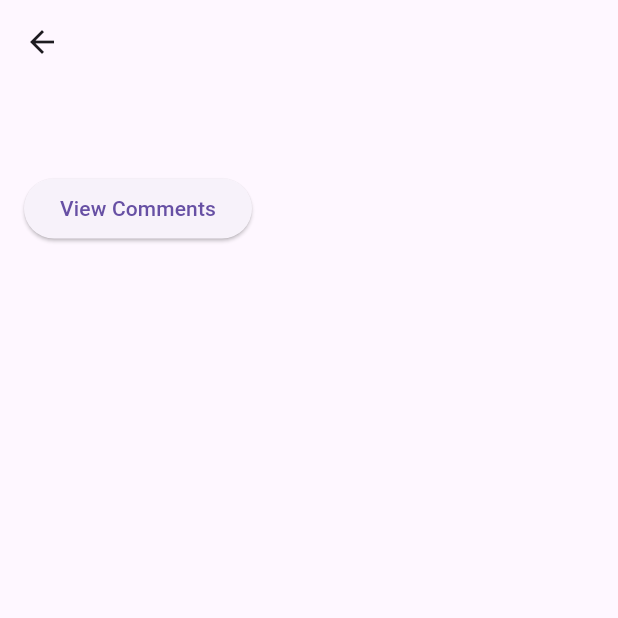
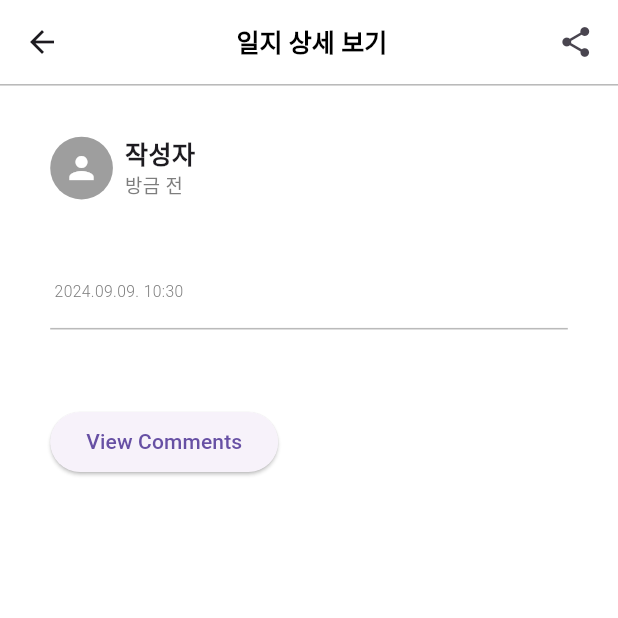
Before and after one commit to 2024yeso/Naholo, a Flutter app: the DiaryWriting screen opened directly, after a tap on "Submit and View Post", on a phone screen of 412 x 824 dp, the top half of it. Run offline on Flutter 3.47's test engine with Material 3 defaults, Android fonts, the phone set to English and light mode, and no system bars; our stand-ins replace fluttertoast, google_sign_in; missing offline and left inert: o3d; accounts and stored records are empty.

Commit message:
feat: add max value limit to SizeScaler and implement DiaryText widget
Added a maximum value constraint to the SizeScaler class to prevent excessive scaling

Implemented layout adjustments in DiaryText widget

```diff
--- a/nahollo_ysj/lib/diary/diary_main.dart
+++ b/nahollo_ysj/lib/diary/diary_main.dart
@@ -250,6 +250,8 @@ class _DiaryMainState extends State<DiaryMain> {
                                     builder: (context) => DiaryText(
                                       postTitle: post.title,
                                       postContent: post.content,
+                                      author: post.author,
+                                      createdAt: post.createdAt,
                                     ),
                                   ),
                                 );
--- a/nahollo_ysj/lib/diary/diary_search.dart
+++ b/nahollo_ysj/lib/diary/diary_search.dart
@@ -3,13 +3,15 @@ import 'package:flutter/material.dart';
 import 'package:flutter_application_1/size_scaler.dart'; // 크기 조절
 
 class DiarySearch extends StatelessWidget {
+  const DiarySearch({super.key});
+
   @override
   Widget build(BuildContext context) {
     return Scaffold(
       appBar: AppBar(
-        title: Text('Search Posts'),
+        title: const Text('Search Posts'),
       ),
-      body: Center(
+      body: const Center(
         child: Text('Search functionality goes here'),
       ),
     );
--- a/nahollo_ysj/lib/diary/diary_text.dart
+++ b/nahollo_ysj/lib/diary/diary_text.dart
@@ -1,30 +1,133 @@
-// diary_text.dart
 import 'package:flutter/material.dart';
+import 'package:intl/intl.dart'; // 날짜 포맷
 import 'diary_comment.dart'; // 나홀로일지 댓글
 import 'package:flutter_application_1/size_scaler.dart'; // 크기 조절
 
 class DiaryText extends StatelessWidget {
   final String postTitle;
-  final String postContent; // 글의 내용을 받기 위한 필드
+  final String postContent;
+  final String author; // 작성자 이름
+  final DateTime createdAt; // 작성 시간
 
-  // 생성자에서 글 제목과 내용을 전달받습니다.
-  DiaryText({required this.postTitle, required this.postContent});
+  // 생성자에서 글 제목, 내용, 작성자 이름, 작성 시간을 전달받습니다.
+  DiaryText({
+    required this.postTitle,
+    required this.postContent,
+    required this.author,
+    required this.createdAt,
+  });
 
   @override
   Widget build(BuildContext context) {
     return Scaffold(
-      appBar: AppBar(
-        title: Text(postTitle),
+      backgroundColor: Colors.white,
+      body: Column(
+        children: [
+          AppBar(
+            backgroundColor: Colors.white,
+            title: Center(
+              child: Text('일지 상세 보기',
+                  style: TextStyle(
+                    fontSize: SizeScaler.scaleSize(context, 8.0),
+                    fontWeight: FontWeight.bold,
+                    color: Colors.black,
+                  )),
             ),
-      body: Padding(
-        padding: const EdgeInsets.all(16.0),
+            actions: [
+              Row(
+                children: [
+                  // 공유 버튼
+                  IconButton(
+                    icon: const Icon(Icons.share),
+                    onPressed: () {
+                      // 공유 기능 추가
+                      // 이곳에 공유 기능 관련 코드를 추가해야 합니다.
+                    },
+                  ),
+                  SizedBox(
+                      width: SizeScaler.scaleSize(context, 2.0)), // 버튼 사이의 여백
+                ],
+              ),
+            ],
+          ),
+          Container(
+            color: const Color(0xFFBABABA), // 타이틀 회색 구분선 색상
+            height: SizeScaler.scaleSize(context, 0.5), // 구분선 두께
+          ),
+          Padding(
+            padding: EdgeInsets.all(SizeScaler.scaleSize(context, 16)),
             child: Column(
               crossAxisAlignment: CrossAxisAlignment.start,
               children: [
+                // 작성자 프로필 사진, 이름, 작성 시간 표시
+                Row(
+                  children: [
+                    CircleAvatar(
+                      radius: SizeScaler.scaleSize(context, 10.0),
+                      backgroundColor: Colors.grey,
+                      child: Icon(Icons.person, color: Colors.white),
+                    ),
+                    SizedBox(width: 8.0),
+                    Expanded(
+                      child: Column(
+                        crossAxisAlignment: CrossAxisAlignment.start,
+                        children: [
+                          Text(
+                            author, // 작성자 이름
+                            style: TextStyle(
+                                fontSize: SizeScaler.scaleSize(context, 8.0),
+                                fontWeight: FontWeight.w600),
+                          ),
+                          Text(
+                            _formatDateTimeRelative(createdAt), // 작성 시간 (상대적)
+                            style: TextStyle(
+                                fontSize: SizeScaler.scaleSize(context, 6.0),
+                                fontWeight: FontWeight.w300,
+                                color: const Color(0xFF7E7E7E)),
+                          ),
+                        ],
+                      ),
+                    ),
+                  ],
+                ),
+                SizedBox(height: 16.0),
+                Column(
+                  crossAxisAlignment: CrossAxisAlignment.start,
+                  children: [
+                    Text(
+                      postTitle, // 글 제목
+                      style: TextStyle(
+                          fontSize: SizeScaler.scaleSize(context, 10),
+                          fontWeight: FontWeight.w400),
+                    ),
+                    SizedBox(height: SizeScaler.scaleSize(context, 4)),
+                    Text(
+                      _formatDateTimeAbsolute(createdAt), // 작성 시간 (yyyy.MM.dd. HH:mm 형식)
+                      style: TextStyle(
+                          fontSize: SizeScaler.scaleSize(context, 5),
+                          fontWeight: FontWeight.w300,
+                          color: const Color(0xFF7E7E7E)),
+                    ),
+                  ],
+                ),
+                SizedBox(height: SizeScaler.scaleSize(context, SizeScaler.scaleSize(context, 8, 8))),
+                Row(
+                  children: [
+                    Expanded(
+                      child: Container(
+                         color: const Color(0xFFBABABA), // 타이틀 회색 구분선 색상
+                         height: SizeScaler.scaleSize(context, 0.5), // 구분선 두께
+                      ),
+                    ),
+                  ],
+                ),
+                SizedBox(height: 10),
                 // 글 내용 표시
                 Text(
                   postContent,
-              style: TextStyle(fontSize: 16),
+                  style: TextStyle(
+                      fontSize: SizeScaler.scaleSize(context, 7),
+                      fontWeight: FontWeight.w300),
                 ),
                 SizedBox(height: 20),
                 // 댓글 버튼
@@ -33,7 +136,8 @@ class DiaryText extends StatelessWidget {
                     Navigator.push(
                       context,
                       MaterialPageRoute(
-                    builder: (context) => DiaryComment(postTitle: postTitle),
+                        builder: (context) =>
+                            DiaryComment(postTitle: postTitle),
                       ),
                     );
                   },
@@ -42,6 +146,32 @@ class DiaryText extends StatelessWidget {
               ],
             ),
           ),
+        ],
+      ),
     );
   }
+
+  // 상대적 시간 포맷팅 함수
+  String _formatDateTimeRelative(DateTime dateTime) {
+    final now = DateTime.now();
+    final difference = now.difference(dateTime);
+
+    if (difference.inDays >= 1) {
+      // 24시간 이상 경과 시 yyyy.MM.dd 포맷으로 표시
+      return DateFormat('yyyy.MM.dd').format(dateTime);
+    } else if (difference.inHours >= 1) {
+      // 1시간 이상 경과 시 몇 시간 전으로 표시
+      return '${difference.inHours}시간 전';
+    } else if (difference.inMinutes >= 1) {
+      // 1분 이상 경과 시 몇 분 전으로 표시
+      return '${difference.inMinutes}분 전';
+    } else {
+      return '방금 전';
     }
+  }
+
+  // 절대적 시간 포맷팅 함수 (yyyy.MM.dd. HH:mm 형식)
+  String _formatDateTimeAbsolute(DateTime dateTime) {
+    return DateFormat(' yyyy.MM.dd. HH:mm').format(dateTime);
+  }
+}
--- a/nahollo_ysj/lib/diary/diary_writing.dart
+++ b/nahollo_ysj/lib/diary/diary_writing.dart
@@ -55,6 +55,8 @@ class _DiaryWritingState extends State<DiaryWriting> {
                     builder: (context) => DiaryText(
                       postTitle: _titleController.text,
                       postContent: _contentController.text,
+                      author: '작성자', // 작성자를 고정값으로 설정
+                      createdAt: DateTime.now(), // 현재 시간을 작성 시간으로 설정
                     ),
                   ),
                 );
@@ -67,3 +69,5 @@ class _DiaryWritingState extends State<DiaryWriting> {
     );
   }
 }
+
+// 글 작성 후 서버로 전송하는 코드 추가
--- a/nahollo_ysj/lib/size_scaler.dart
+++ b/nahollo_ysj/lib/size_scaler.dart
@@ -1,11 +1,18 @@
+// size_scaler.dart
 import 'package:flutter/material.dart';
 
 class SizeScaler {
-  static double scaleSize(BuildContext context, double baseSize) {
+  static double scaleSize(BuildContext context, double baseSize, [double? maxSize]) {
     final screenWidth = MediaQuery.of(context).size.width;
 
     const double scale = 197;
+    double scaledSize = baseSize * (screenWidth / scale);
 
-    return baseSize * (screenWidth / scale);
+    // 최대값이 설정된 경우, 최대값을 넘지 않도록 조정
+    if (maxSize != null) {
+      scaledSize = scaledSize.clamp(0.0, maxSize);
+    }
+
+    return scaledSize;
   }
 }
```
Also changed, not shown: 1 other file. Lines whose indentation alone changed are shown as unchanged.
